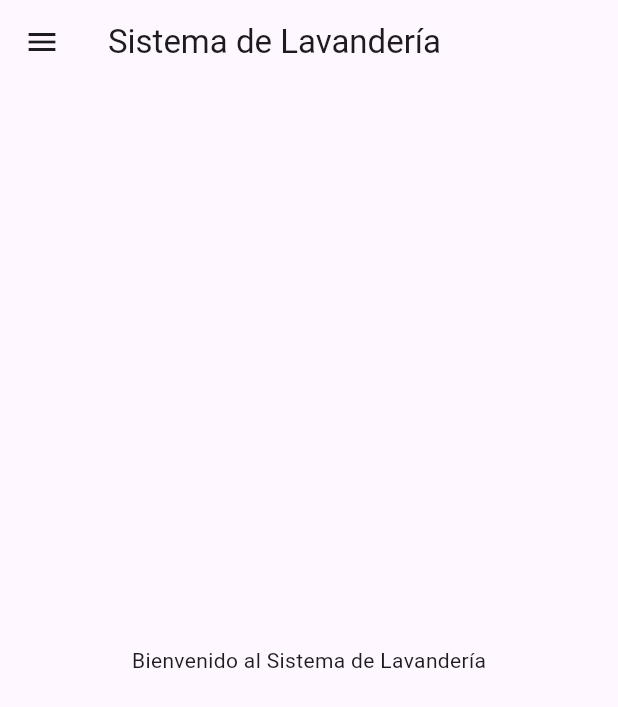
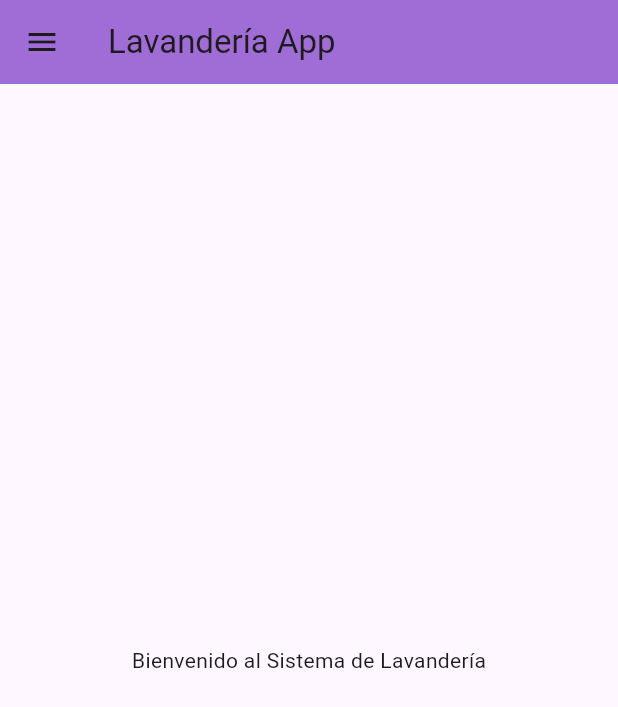
Before and after one commit to MarLiz-SanCam/app_lavanderia, a Flutter app: the screen it shows after launch, after a tap on "Iniciar Sesión", on a phone screen of 412 x 824 dp. Shown: the top 707 px of the screen. Run offline on Flutter 3.47's test engine with Material 3 defaults, Android fonts, the light colour scheme and no system bars.

Commit message:
changed design

```diff
--- a/lib/main.dart
+++ b/lib/main.dart
@@ -74,11 +74,11 @@ class _LoginPageState extends State<LoginPage> {
     return Scaffold(
       appBar: AppBar(
         backgroundColor: colors.accentuated,
-        title: const Text('lavandería App'),
+        title: const Text('Bienvenid@'),
       ),
-      body: Padding(
-
-        padding: const EdgeInsets.all(16.0),
+      body: Container(
+        color: Colors.white,
+        padding: const EdgeInsets.all(50.0),
         child: Column(
           mainAxisAlignment: MainAxisAlignment.center,
           children: <Widget>[
@@ -86,19 +86,20 @@ class _LoginPageState extends State<LoginPage> {
           controller: _usernameController,
           decoration: const InputDecoration(labelText: 'Usuario'),
         ),
+        SizedBox(height: 20),
         TextField(
           controller: _passwordController,
           decoration: const InputDecoration(labelText: 'Contraseña'),
           obscureText: true,
         ),
-            const SizedBox(height: 20),
+        const SizedBox(height: 50),
         ElevatedButton(
           onPressed: _login,
           child: const Text('Iniciar Sesión'),
         ),
           ],
         ),
-      ),
+      )
     );
   }
 }
--- a/lib/system_screen.dart
+++ b/lib/system_screen.dart
@@ -7,7 +7,8 @@ class Sistema extends StatelessWidget {
     var colors = Theme.of(context).extension<AppColors>()!;
     return Scaffold(
       appBar: AppBar(
-        title: Text('Sistema de Lavandería'),
+        backgroundColor: colors.accentuated,
+        title: Text('Lavandería App'),
       ),
       drawer: Drawer(
         child: ListView(
@@ -29,27 +30,28 @@ class Sistema extends StatelessWidget {
                 leading: Icon(Icons.person),
               title: Text('Clientes'),
               onTap: () {
-                // Acción al presionar "Inicio"
+                //TODO: Acción al presionar "Inicio"
               },
             ),
             ListTile(
-              leading: Icon(Icons.settings),
-              title: Text('Configuración'),
+              leading: Icon(Icons.local_laundry_service),
+              title: Text('Servicios'),
               onTap: () {
-                // Acción al presionar "Configuración"
+                // TODO:Acción al presionar "Configuración"
               },
             ),
             ListTile(
-              leading: Icon(Icons.info),
-              title: Text('Acerca de'),
+              leading: Icon(Icons.shopping_cart),
+              title: Text('Pedidos'),
               onTap: () {
-                // Acción al presionar "Acerca de"
+                //TODO: Acción al presionar "Acerca de"
               },
             ),
           ],
         ),
       ),
       body: Center(
+
         child: Text('Bienvenido al Sistema de Lavandería'),
       ),
     );
```
Lines whose indentation alone changed are shown as unchanged.
